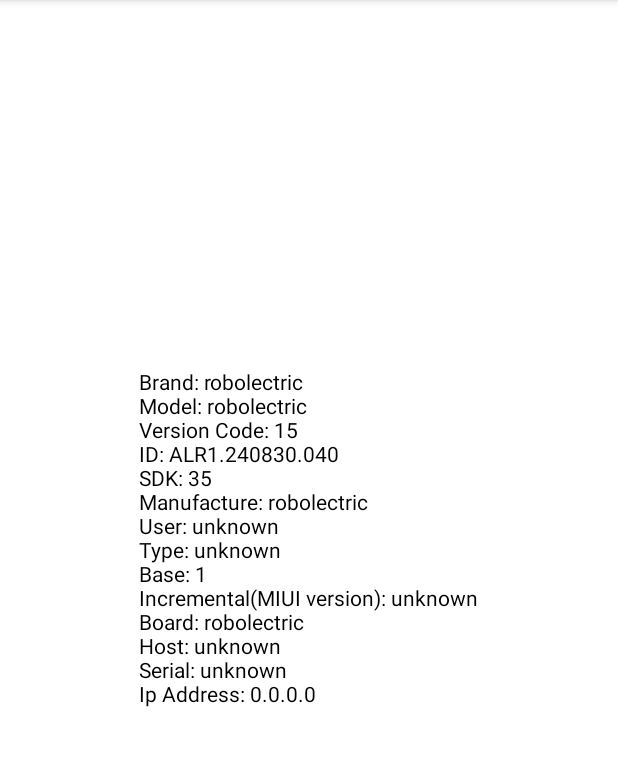
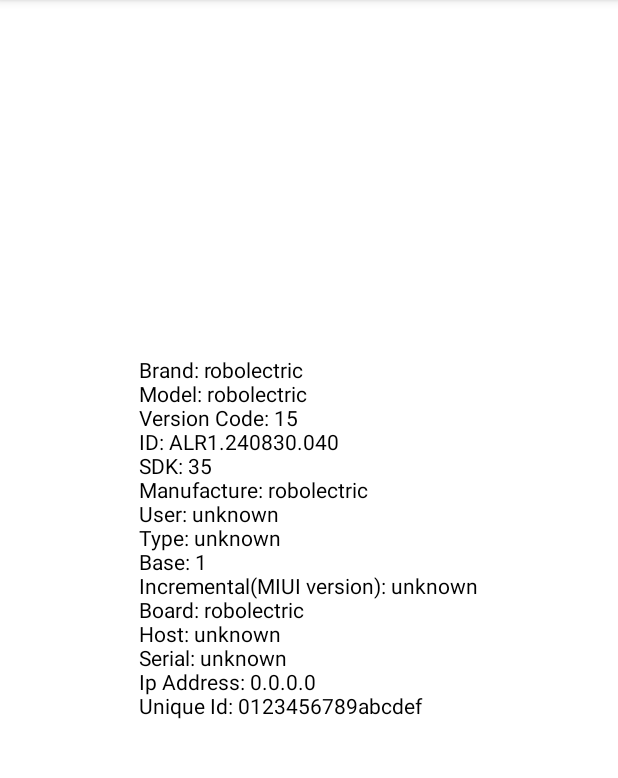
Before and after one commit to TanvirIslam47/differentUiTest, an Android app: the DeviceActivity screen opened directly, with no data from a screen before it, on a phone screen of 412 x 824 dp, the part 84-862 px from its top. Run offline under Robolectric (Android 15) with nearby library versions, the phone set to English and light mode, and no system bars.

Commit message:
Android Device Unique id added

```diff
--- a/app/src/main/java/com/example/differentuitest/DeviceActivity.java
+++ b/app/src/main/java/com/example/differentuitest/DeviceActivity.java
@@ -38,6 +38,7 @@ public class DeviceActivity extends AppCompatActivity {
         textView = findViewById(R.id.tvId);
         displayInfo.setText(getSystemDetail());
 
+
 //        telephonyManager = (TelephonyManager) this.getSystemService(Context.TELEPHONY_SERVICE);
 //        if (ActivityCompat.checkSelfPermission(this, READ_SMS) != PackageManager.PERMISSION_GRANTED &&
 //                ActivityCompat.checkSelfPermission(this, READ_PHONE_NUMBERS) != PackageManager.PERMISSION_GRANTED &&
@@ -57,7 +58,7 @@ public class DeviceActivity extends AppCompatActivity {
 
 //        Context context = requireContext().getApplicationContext();
         WifiManager wm = (WifiManager) getApplicationContext().getSystemService(Context.WIFI_SERVICE);
-
+        String android_device_id = Settings.Secure.getString(getContentResolver(), Settings.Secure.ANDROID_ID);
 
 
 //        // device Id
@@ -86,6 +87,7 @@ public class DeviceActivity extends AppCompatActivity {
                 +"Host: "+Build.HOST+"\n"
                 +"Serial: "+Build.SERIAL+"\n"
                 +"Ip Address: "+ Formatter.formatIpAddress(wm.getConnectionInfo().getIpAddress())+"\n"
+                +"Unique Id: "+ android_device_id+"\n"
                 +"\n";
 
     }
```
